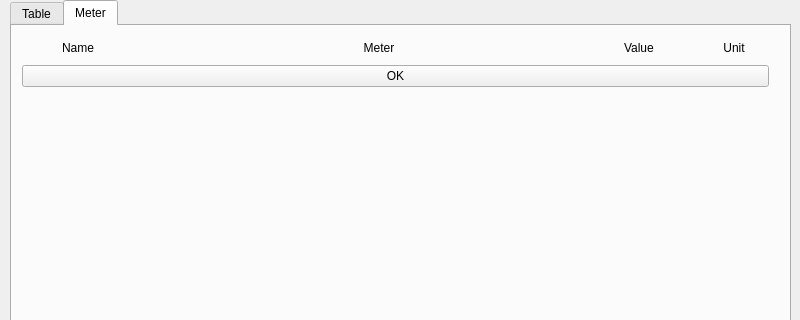
Above: Qt/PV_View/mainwindow.ui from Rolloke/GUI-Apps before the change; both pictures show x 0 to 800 and y 0 to 320 of the 800 by 600 pixel window. Below: the same form after it.
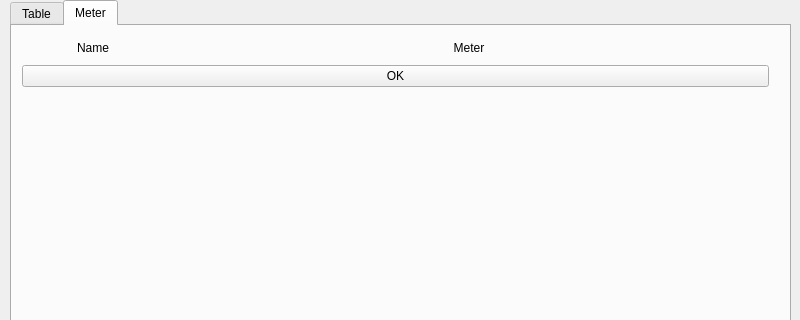
That is the form after the change. The open tabs and pages were chosen to show the change.

Commit message: implemented float Progressbar

Diff of the .ui file:
```diff
--- a/Qt/PV_View/mainwindow.ui
+++ b/Qt/PV_View/mainwindow.ui
@@ -355,7 +355,7 @@
         <enum>QLayout::SetMinAndMaxSize</enum>
        </property>
        <item>
-        <layout class="QHBoxLayout" name="horizontalLayout_2" stretch="2,1,0,2">
+        <layout class="QHBoxLayout" name="horizontalLayout_2" stretch="2,1">
          <property name="spacing">
           <number>5</number>
          </property>
@@ -406,13 +406,13 @@
             <widget class="QLabel" name="labelMeterHeading">
              <property name="minimumSize">
               <size>
-               <width>480</width>
+               <width>600</width>
                <height>0</height>
               </size>
              </property>
              <property name="maximumSize">
               <size>
-               <width>480</width>
+               <width>600</width>
                <height>16777215</height>
               </size>
              </property>
@@ -429,76 +429,6 @@
            </item>
           </layout>
          </item>
-         <item>
-          <layout class="QVBoxLayout" name="labelValues">
-           <property name="spacing">
-            <number>5</number>
-           </property>
-           <property name="sizeConstraint">
-            <enum>QLayout::SetDefaultConstraint</enum>
-           </property>
-           <property name="leftMargin">
-            <number>0</number>
-           </property>
-           <property name="rightMargin">
-            <number>0</number>
-           </property>
-           <item>
-            <widget class="QLabel" name="labelValueHeading">
-             <property name="minimumSize">
-              <size>
-               <width>70</width>
-               <height>0</height>
-              </size>
-             </property>
-             <property name="maximumSize">
-              <size>
-               <width>70</width>
-               <height>16777215</height>
-              </size>
-             </property>
-             <property name="text">
-              <string>Value</string>
-             </property>
-            </widget>
-           </item>
-          </layout>
-         </item>
-         <item>
-          <layout class="QVBoxLayout" name="labelUnits">
-           <property name="spacing">
-            <number>5</number>
-           </property>
-           <property name="sizeConstraint">
-            <enum>QLayout::SetDefaultConstraint</enum>
-           </property>
-           <item>
-            <widget class="QLabel" name="labelUnitHeading">
-             <property name="minimumSize">
-              <size>
-               <width>70</width>
-               <height>0</height>
-              </size>
-             </property>
-             <property name="maximumSize">
-              <size>
-               <width>70</width>
-               <height>16777215</height>
-              </size>
-             </property>
-             <property name="locale">
-              <locale language="English" country="UnitedStates"/>
-             </property>
-             <property name="text">
-              <string>Unit</string>
-             </property>
-             <property name="alignment">
-              <set>Qt::AlignCenter</set>
-             </property>
-            </widget>
-           </item>
-          </layout>
-         </item>
         </layout>
        </item>
        <item>
```
Left out of the diff: 54 changed lines with no effect on the pictures. The commit also changes 2 other files.
